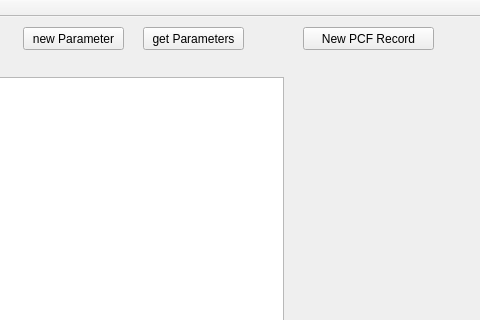
Above: application/GUI/SC2KGUI/mainwindow.ui from leodido99/srdb_manager before the change; both pictures show x 417 to 897 and y 0 to 320 of the 897 by 633 pixel window. Below: the same form after it.
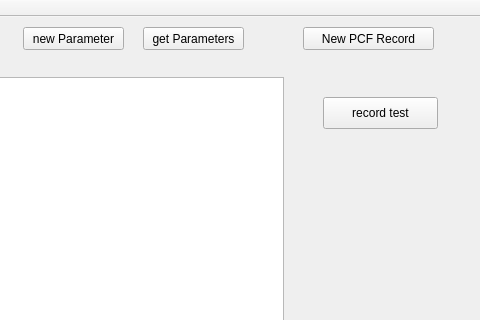
That is the form after the change.

What changed in the file:
```diff
--- a/application/GUI/SC2KGUI/mainwindow.ui
+++ b/application/GUI/SC2KGUI/mainwindow.ui
@@ -99,6 +99,19 @@
      <string>Connect Work</string>
     </property>
    </widget>
+   <widget class="QPushButton" name="pushButton">
+    <property name="geometry">
+     <rect>
+      <x>740</x>
+      <y>80</y>
+      <width>115</width>
+      <height>32</height>
+     </rect>
+    </property>
+    <property name="text">
+     <string>record test</string>
+    </property>
+   </widget>
   </widget>
   <widget class="QMenuBar" name="menuBar">
    <property name="geometry">
```
Left out of the diff: 2 changed lines with no effect on the pictures.
